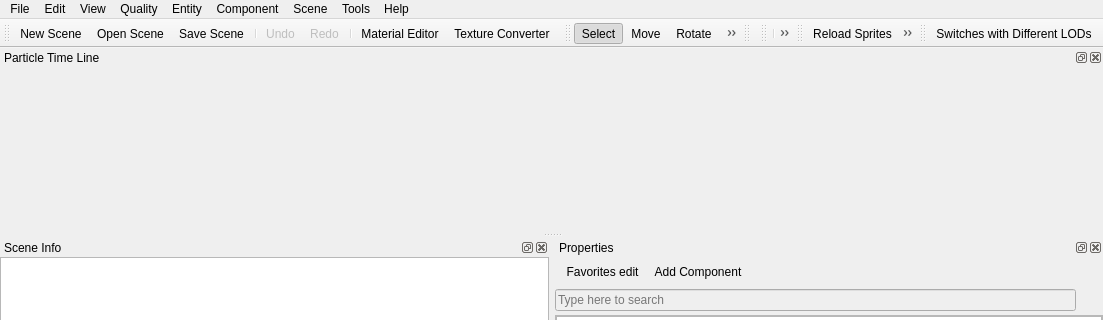
This is Tools/ResourceEditor/DataQt/mainwindow.ui in xaoctech/dava.engine as Qt 5 draws it before an edit; both pictures show x 0 to 1103 and y 0 to 320 of the 1103 by 796 pixel window. The edited form follows.
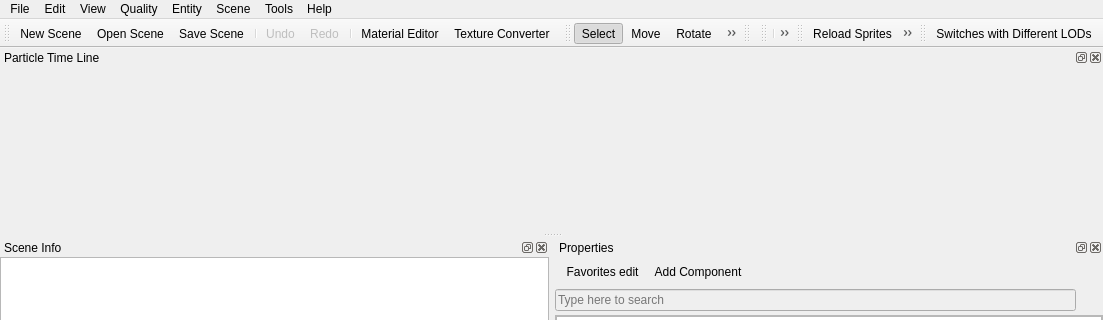
This is the edited form. Icons and pictures are not drawn. Custom widgets are drawn as their Qt base class.

Commit message: [DF-3521] Removed redundant menu items

What changed in the file:
```diff
--- a/Tools/ResourceEditor/DataQt/mainwindow.ui
+++ b/Tools/ResourceEditor/DataQt/mainwindow.ui
@@ -366,16 +366,6 @@
     <addaction name="separator"/>
     <addaction name="actionOnSceneSelection"/>
    </widget>
-   <widget class="QMenu" name="menuComponent">
-    <property name="title">
-     <string>Component</string>
-    </property>
-    <addaction name="actionAddNewComponent"/>
-    <addaction name="separator"/>
-    <addaction name="actionAddActionComponent"/>
-    <addaction name="actionAddQualitySettingsComponent"/>
-    <addaction name="actionAddStaticOcclusionComponent"/>
-   </widget>
    <widget class="QMenu" name="menuHelp">
     <property name="title">
      <string>Help</string>
@@ -455,7 +445,6 @@
    <addaction name="menuView"/>
    <addaction name="menuQuality"/>
    <addaction name="menuCreateNode"/>
-   <addaction name="menuComponent"/>
    <addaction name="menuScene"/>
    <addaction name="menuTools"/>
    <addaction name="menuHelp"/>
```
The commit also changes 1 other file.
